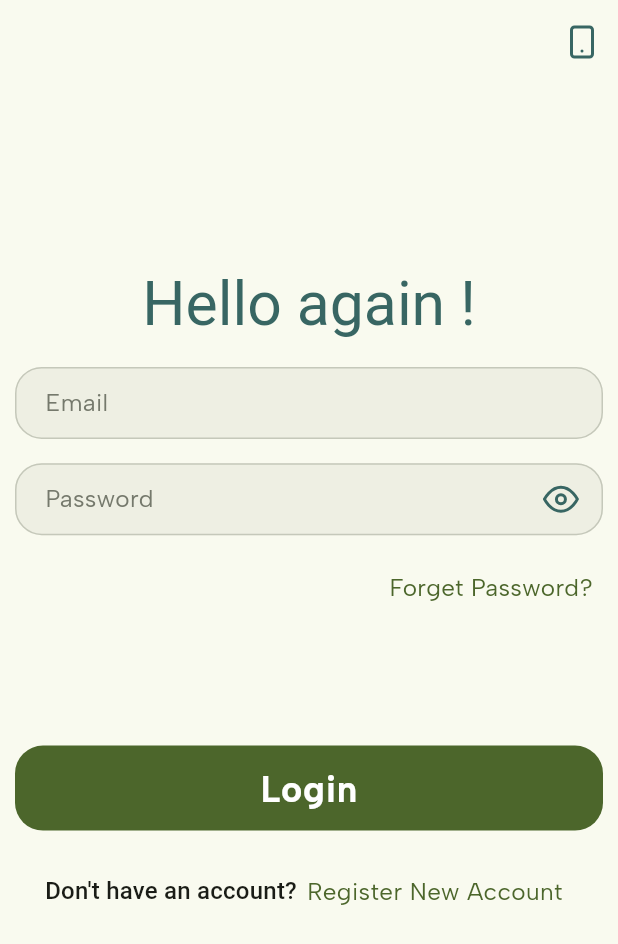
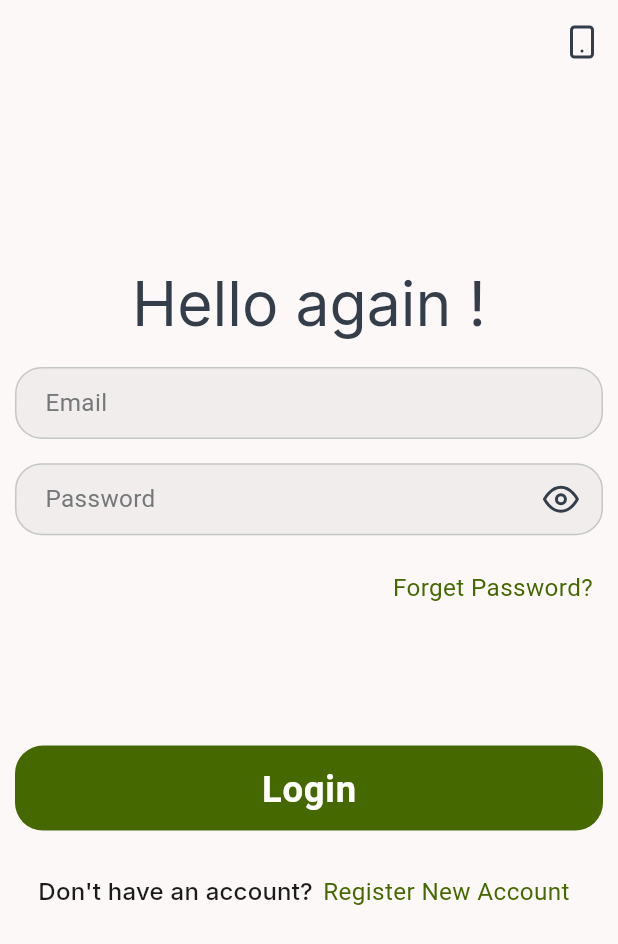
Before and after one commit to firas-mostafa/agri_sphere, a Flutter app: the screen it shows after launch, after a tap on "English", on a phone screen of 412 x 824 dp. Shown: the top 944 px of the screen. Run offline on Flutter 3.47's test engine with Material 3 defaults, Android fonts, the phone set to English and light mode, and no system bars; our stand-ins replace dartz, dio, equatable, flutter_bloc, flutter_svg, google_fonts and 1 more; network calls fail; Roboto replaces fonts that are missing (Akaya Telivigala).

Commit message:
Enhance weather app screen with localization, API updates, and UI improvements
- Added Arabic and English translations for logout functionality.
- Updated API endpoints for registration and login.
- Improved error handling for server responses.
- Refactored routing to include a splash screen.
- Enhanced UI components including header and sliver app bar.
- Updated app themes for better visual consistency.
- Implemented a new splash screen with authentication check.

```diff
--- a/mobile_app/assets/lang/ar.json
+++ b/mobile_app/assets/lang/ar.json
@@ -14,5 +14,6 @@
     "You_already_have_an_account?": "هل لديك حساب بالفعل؟",
     "farmer": "مزارع",
     "ag.engineer": "مهندس زراعي",
-    "equip.dealer": "تاجر معدات"
+    "equip.dealer": "تاجر معدات",
+    "logout": "تسجيل الخروج"
 }
--- a/mobile_app/assets/lang/en.json
+++ b/mobile_app/assets/lang/en.json
@@ -14,5 +14,6 @@
     "You_already_have_an_account?": "You already have an account ?",
     "farmer": "Farmer",
     "ag.engineer": "Ag.Engineer",
-    "equip.dealer": "Equip.Dealer"
+    "equip.dealer": "Equip.Dealer",
+    "logout": "Logout"
 }
--- /dev/null
+++ b/mobile_app/devtools_options.yaml
@@ -0,0 +1,3 @@
+description: This file stores settings for Dart & Flutter DevTools.
+documentation: https://docs.flutter.dev/tools/devtools/extensions#configure-extension-enablement-states
+extensions:
--- a/mobile_app/lib/core/errors/exceptions.dart
+++ b/mobile_app/lib/core/errors/exceptions.dart
@@ -25,6 +25,10 @@ void handleDioExceptions(DioException e) {
       throw ServerException(errorModel: ErrorModel.fromResponse(e.response!));
     case DioExceptionType.badResponse:
       switch (e.response?.statusCode) {
+        case 500: // Internal server error
+          throw ServerException(
+            errorModel: ErrorModel.fromResponse(e.response!),
+          );
         case 400: // Bad request
           throw ServerException(
             errorModel: ErrorModel.fromResponse(e.response!),
--- a/mobile_app/lib/data/repositories/user_repository.dart
+++ b/mobile_app/lib/data/repositories/user_repository.dart
@@ -16,9 +16,9 @@ class UserRepository {
     try {
       final response = await apiConsumer.post(
         EndPoint.login,
-        // isFromData: true,
         data: {ApiKey.email: email, ApiKey.password: password},
       );
+      print('Response from signIn: $response');
       final SignInModel user = SignInModel.fromJson(response);
       CacheHelper().saveData(key: ApiKey.token, value: user.token);
       return Right(user);
--- a/mobile_app/lib/helpers/routes/app_router.dart
+++ b/mobile_app/lib/helpers/routes/app_router.dart
@@ -4,6 +4,7 @@ import 'package:mobile_app/presentation/auth/screens/register_page.dart';
 import 'package:mobile_app/presentation/auth/screens/login_page.dart';
 import 'package:mobile_app/presentation/home/screens/home_page.dart';
 import 'package:mobile_app/presentation/language/screens/language_page.dart';
+import 'package:mobile_app/presentation/splash/splash_screen.dart';
 
 class AppRouter {
   Route onGenerateRoute(RouteSettings routeSettings) {
@@ -11,8 +12,6 @@ class AppRouter {
 
     // Fast path for exact matches first
     switch (routeName) {
-      case '/':
-        return MaterialPageRoute(builder: (_) => HomePage());
       case '/home':
         return MaterialPageRoute(builder: (_) => HomePage());
       case '/language':
@@ -22,7 +21,7 @@ class AppRouter {
       case '/register':
         return MaterialPageRoute(builder: (_) => RegisterPage());
       default:
-        return MaterialPageRoute(builder: (_) => HomePage());
+        return MaterialPageRoute(builder: (_) => SplashScreen());
     }
   }
 }
--- a/mobile_app/lib/helpers/theme/app_themes.dart
+++ b/mobile_app/lib/helpers/theme/app_themes.dart
@@ -9,51 +9,51 @@ class AppThemes {
   static ColorScheme lightScheme() {
     return const ColorScheme(
       brightness: Brightness.light,
-      primary: Color(0xff4c662b),
-      surfaceTint: Color(0xff4c662b),
+      primary: Color(0xff456800),
+      surfaceTint: Color(0xff456800),
       onPrimary: Color(0xffffffff),
-      primaryContainer: Color(0xffcdeda3),
-      onPrimaryContainer: Color(0xff354e16),
-      secondary: Color(0xff586249),
+      primaryContainer: Color(0xff8ac229),
+      onPrimaryContainer: Color(0xff314c00),
+      secondary: Color(0xff043f09),
       onSecondary: Color(0xffffffff),
-      secondaryContainer: Color(0xffdce7c8),
-      onSecondaryContainer: Color(0xff404a33),
-      tertiary: Color(0xff386663),
+      secondaryContainer: Color(0xff21571f),
+      onSecondaryContainer: Color(0xff91cc86),
+      tertiary: Color(0xff343e4b),
       onTertiary: Color(0xffffffff),
-      tertiaryContainer: Color(0xffbcece7),
-      onTertiaryContainer: Color(0xff1f4e4b),
+      tertiaryContainer: Color(0xff4b5563),
+      onTertiaryContainer: Color(0xffbfcada),
       error: Color(0xffba1a1a),
       onError: Color(0xffffffff),
       errorContainer: Color(0xffffdad6),
       onErrorContainer: Color(0xff93000a),
-      surface: Color(0xfff9faef),
-      onSurface: Color(0xff1a1c16),
-      onSurfaceVariant: Color(0xff44483d),
-      outline: Color(0xff75796c),
-      outlineVariant: Color(0xffc5c8ba),
+      surface: Color(0xfffcf8f8),
+      onSurface: Color(0xff1c1b1b),
+      onSurfaceVariant: Color(0xff434748),
+      outline: Color(0xff747878),
+      outlineVariant: Color(0xffc4c7c7),
       shadow: Color(0xff000000),
       scrim: Color(0xff000000),
-      inverseSurface: Color(0xff2f312a),
-      inversePrimary: Color(0xffb1d18a),
-      primaryFixed: Color(0xffcdeda3),
-      onPrimaryFixed: Color(0xff102000),
-      primaryFixedDim: Color(0xffb1d18a),
-      onPrimaryFixedVariant: Color(0xff354e16),
-      secondaryFixed: Color(0xffdce7c8),
-      onSecondaryFixed: Color(0xff151e0b),
-      secondaryFixedDim: Color(0xffbfcbad),
-      onSecondaryFixedVariant: Color(0xff404a33),
-      tertiaryFixed: Color(0xffbcece7),
-      onTertiaryFixed: Color(0xff00201e),
-      tertiaryFixedDim: Color(0xffa0d0cb),
-      onTertiaryFixedVariant: Color(0xff1f4e4b),
-      surfaceDim: Color(0xffdadbd0),
-      surfaceBright: Color(0xfff9faef),
+      inverseSurface: Color(0xff313030),
+      inversePrimary: Color(0xff9ed83f),
+      primaryFixed: Color(0xffb9f559),
+      onPrimaryFixed: Color(0xff121f00),
+      primaryFixedDim: Color(0xff9ed83f),
+      onPrimaryFixedVariant: Color(0xff334f00),
+      secondaryFixed: Color(0xffb5f2a9),
+      onSecondaryFixed: Color(0xff002202),
+      secondaryFixedDim: Color(0xff9ad68f),
+      onSecondaryFixedVariant: Color(0xff1b511a),
+      tertiaryFixed: Color(0xffd9e3f4),
+      onTertiaryFixed: Color(0xff121c28),
+      tertiaryFixedDim: Color(0xffbdc7d8),
+      onTertiaryFixedVariant: Color(0xff3e4755),
+      surfaceDim: Color(0xffddd9d9),
+      surfaceBright: Color(0xfffcf8f8),
       surfaceContainerLowest: Color(0xffffffff),
-      surfaceContainerLow: Color(0xfff3f4e9),
-      surfaceContainer: Color(0xffeeefe3),
-      surfaceContainerHigh: Color(0xffe8e9de),
-      surfaceContainerHighest: Color(0xffe2e3d8),
+      surfaceContainerLow: Color(0xfff6f3f2),
+      surfaceContainer: Color(0xfff1edec),
+      surfaceContainerHigh: Color(0xffebe7e7),
+      surfaceContainerHighest: Color(0xffe5e2e1),
     );
   }
 
@@ -64,51 +64,51 @@ class AppThemes {
   static ColorScheme darkScheme() {
     return const ColorScheme(
       brightness: Brightness.dark,
-      primary: Color(0xffb1d18a),
-      surfaceTint: Color(0xffb1d18a),
-      onPrimary: Color(0xff1f3701),
-      primaryContainer: Color(0xff354e16),
-      onPrimaryContainer: Color(0xffcdeda3),
-      secondary: Color(0xffbfcbad),
-      onSecondary: Color(0xff2a331e),
-      secondaryContainer: Color(0xff404a33),
-      onSecondaryContainer: Color(0xffdce7c8),
-      tertiary: Color(0xffa0d0cb),
-      onTertiary: Color(0xff003735),
-      tertiaryContainer: Color(0xff1f4e4b),
-      onTertiaryContainer: Color(0xffbcece7),
+      primary: Color(0xffa4df45),
+      surfaceTint: Color(0xff9ed83f),
+      onPrimary: Color(0xff223600),
+      primaryContainer: Color(0xff8ac229),
+      onPrimaryContainer: Color(0xff314c00),
+      secondary: Color(0xff9ad68f),
+      onSecondary: Color(0xff003a05),
+      secondaryContainer: Color(0xff21571f),
+      onSecondaryContainer: Color(0xff91cc86),
+      tertiary: Color(0xffbdc7d8),
+      onTertiary: Color(0xff27313e),
+      tertiaryContainer: Color(0xff4b5563),
+      onTertiaryContainer: Color(0xffbfcada),
       error: Color(0xffffb4ab),
       onError: Color(0xff690005),
       errorContainer: Color(0xff93000a),
       onErrorContainer: Color(0xffffdad6),
-      surface: Color(0xff12140e),
-      onSurface: Color(0xffe2e3d8),
-      onSurfaceVariant: Color(0xffc5c8ba),
-      outline: Color(0xff8f9285),
-      outlineVariant: Color(0xff44483d),
+      surface: Color(0xff141313),
+      onSurface: Color(0xffe5e2e1),
+      onSurfaceVariant: Color(0xffc4c7c7),
+      outline: Color(0xff8e9192),
+      outlineVariant: Color(0xff434748),
       shadow: Color(0xff000000),
       scrim: Color(0xff000000),
-      inverseSurface: Color(0xffe2e3d8),
-      inversePrimary: Color(0xff4c662b),
-      primaryFixed: Color(0xffcdeda3),
-      onPrimaryFixed: Color(0xff102000),
-      primaryFixedDim: Color(0xffb1d18a),
-      onPrimaryFixedVariant: Color(0xff354e16),
-      secondaryFixed: Color(0xffdce7c8),
-      onSecondaryFixed: Color(0xff151e0b),
-      secondaryFixedDim: Color(0xffbfcbad),
-      onSecondaryFixedVariant: Color(0xff404a33),
-      tertiaryFixed: Color(0xffbcece7),
-      onTertiaryFixed: Color(0xff00201e),
-      tertiaryFixedDim: Color(0xffa0d0cb),
-      onTertiaryFixedVariant: Color(0xff1f4e4b),
-      surfaceDim: Color(0xff12140e),
-      surfaceBright: Color(0xff383a32),
-      surfaceContainerLowest: Color(0xff0c0f09),
-      surfaceContainerLow: Color(0xff1a1c16),
-      surfaceContainer: Color(0xff1e201a),
-      surfaceContainerHigh: Color(0xff282b24),
-      surfaceContainerHighest: Color(0xff33362e),
+      inverseSurface: Color(0xffe5e2e1),
+      inversePrimary: Color(0xff456800),
+      primaryFixed: Color(0xffb9f559),
+      onPrimaryFixed: Color(0xff121f00),
+      primaryFixedDim: Color(0xff9ed83f),
+      onPrimaryFixedVariant: Color(0xff334f00),
+      secondaryFixed: Color(0xffb5f2a9),
+      onSecondaryFixed: Color(0xff002202),
+      secondaryFixedDim: Color(0xff9ad68f),
+      onSecondaryFixedVariant: Color(0xff1b511a),
+      tertiaryFixed: Color(0xffd9e3f4),
+      onTertiaryFixed: Color(0xff121c28),
+      tertiaryFixedDim: Color(0xffbdc7d8),
+      onTertiaryFixedVariant: Color(0xff3e4755),
+      surfaceDim: Color(0xff141313),
+      surfaceBright: Color(0xff3a3939),
+      surfaceContainerLowest: Color(0xff0e0e0e),
+      surfaceContainerLow: Color(0xff1c1b1b),
+      surfaceContainer: Color(0xff201f1f),
+      surfaceContainerHigh: Color(0xff2a2a2a),
+      surfaceContainerHighest: Color(0xff353434),
     );
   }
 
--- a/mobile_app/lib/logic/user_cubit/user_cubit.dart
+++ b/mobile_app/lib/logic/user_cubit/user_cubit.dart
@@ -1,6 +1,5 @@
 import 'package:flutter/material.dart' show TextEditingController, FocusNode;
 import 'package:flutter_bloc/flutter_bloc.dart' show Cubit;
-import 'package:mobile_app/data/models/user_models/sign_in_model.dart';
 import 'package:mobile_app/data/repositories/user_repository.dart';
 part 'user_state.dart';
 
--- a/mobile_app/lib/main.dart
+++ b/mobile_app/lib/main.dart
@@ -12,12 +12,13 @@ import 'package:mobile_app/helpers/theme/app_themes.dart';
 import 'package:mobile_app/helpers/theme/logic/theme_cubit.dart';
 import 'package:mobile_app/helpers/theme/text_theme.dart';
 import 'package:mobile_app/logic/user_cubit/user_cubit.dart';
-import 'package:mobile_app/presentation/language/screens/language_page.dart';
+import 'package:mobile_app/presentation/splash/splash_screen.dart';
 import 'helpers/localization/app_localizations.dart';
 import 'helpers/localization/logic/localization_cubit.dart';
 
-void main() async {
+void main() {
   WidgetsFlutterBinding.ensureInitialized();
+  CacheHelper().init();
   runApp(
     MultiBlocProvider(
       providers: [
@@ -46,11 +47,7 @@ class MyApp extends StatelessWidget {
       hight: context.screenHeight,
       child: Builder(
         builder: (iContext) {
-          TextTheme textTheme = createTextTheme(
-            iContext,
-            "Albert Sans",
-            "Akaya Telivigala",
-          );
+          TextTheme textTheme = createTextTheme(iContext, "Roboto", "Inter");
           return MaterialApp(
             themeMode: iContext.watch<ThemeCubit>().state.themeMode,
             darkTheme: AppThemes(textTheme).dark(),
@@ -76,7 +73,7 @@ class MyApp extends StatelessWidget {
 
               return supportedLocales.first;
             },
-            home: const LanguagePage(),
+            home: const SplashScreen(),
             debugShowCheckedModeBanner: false,
           );
         },
--- a/mobile_app/lib/presentation/auth/screens/login_page.dart
+++ b/mobile_app/lib/presentation/auth/screens/login_page.dart
@@ -21,7 +21,7 @@ class LoginPage extends StatelessWidget {
     return BlocConsumer<UserCubit, UserState>(
       listener: (consumerContext, state) {
         if (state is SignInSuccess) {
-          Navigator.pushReplacementNamed(context, '/home');
+          Navigator.pushReplacementNamed(context, '/');
           showDialog(
             context: context,
             builder: (context) => CustomDialog(
--- /dev/null
+++ b/mobile_app/lib/presentation/splash/splash_screen.dart
@@ -0,0 +1,50 @@
+import 'package:flutter/material.dart';
+import 'package:mobile_app/core/api/end_ponits.dart';
+import 'package:mobile_app/helpers/cache/cache_helper.dart';
+import 'package:mobile_app/helpers/theme/theme_helper_extension.dart';
+
+class SplashScreen extends StatefulWidget {
+  const SplashScreen({super.key});
+
+  @override
+  State<SplashScreen> createState() => _SplashScreenState();
+}
+
+class _SplashScreenState extends State<SplashScreen> {
+  @override
+  void initState() {
+    super.initState();
+    _checkAuthStatus();
+  }
+
+  Future<void> _checkAuthStatus() async {
+    await Future.delayed(const Duration(seconds: 3));
+    final String? token = CacheHelper().getDataString(ApiKey.token);
+    final bool isLoggedIn = token != null && token.isNotEmpty;
+    print(
+      isLoggedIn
+          ? 'User is logged in with token: $token'
+          : 'User is not logged in, token is null or empty',
+    );
+    if (mounted) {
+      Navigator.pushReplacementNamed(
+        context,
+        isLoggedIn ? '/home' : '/language',
+      );
+    }
+  }
+
+  @override
+  Widget build(BuildContext context) {
+    return Scaffold(
+      backgroundColor: context.colorScheme.surface,
+      body: Center(
+        child: FlutterLogo(
+          size: 100,
+          style: FlutterLogoStyle.markOnly,
+          textColor: context.colorScheme.onPrimary,
+        ),
+      ),
+    );
+  }
+}
--- a/mobile_app/lib/widgets/custom_dialog.dart
+++ b/mobile_app/lib/widgets/custom_dialog.dart
@@ -11,7 +11,7 @@ class CustomDialog extends StatelessWidget {
   final String text;
   final String icon;
 
-  CustomDialog({
+  const CustomDialog({
     super.key,
     required this.backgroundColor,
     required this.textColor,
--- a/mobile_app/lib/widgets/custom_text_button.dart
+++ b/mobile_app/lib/widgets/custom_text_button.dart
@@ -6,7 +6,7 @@ class CustomTextButton extends StatelessWidget {
 
   final String text;
 
-  CustomTextButton({super.key, required this.onTap, required this.text});
+  const CustomTextButton({super.key, required this.onTap, required this.text});
 
   @override
   Widget build(BuildContext context) {
```
Also changed, not shown: mobile_app/lib/core/api/end_ponits.dart (+6 -7 lines), mobile_app/lib/presentation/home/screens/home_page.dart (+11 -2 lines), mobile_app/lib/presentation/home/screens/widgets/header.dart (added, +160 -0 lines), mobile_app/lib/presentation/home/screens/widgets/my_sliver_app_bar.dart (added, +58 -0 lines).
